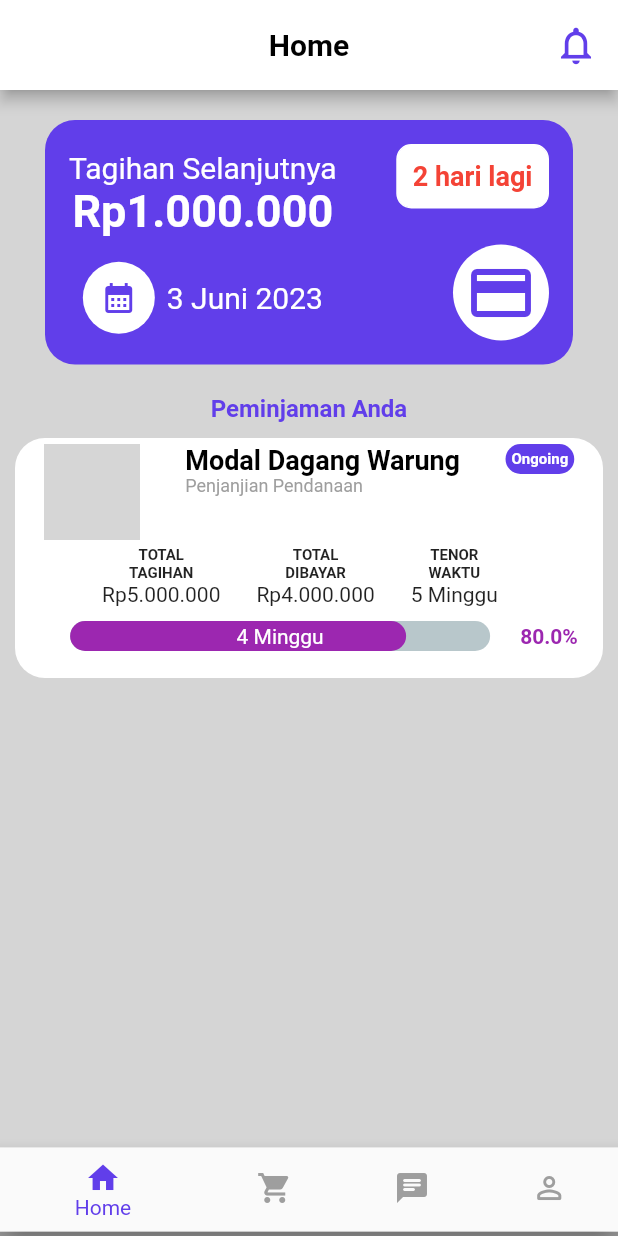
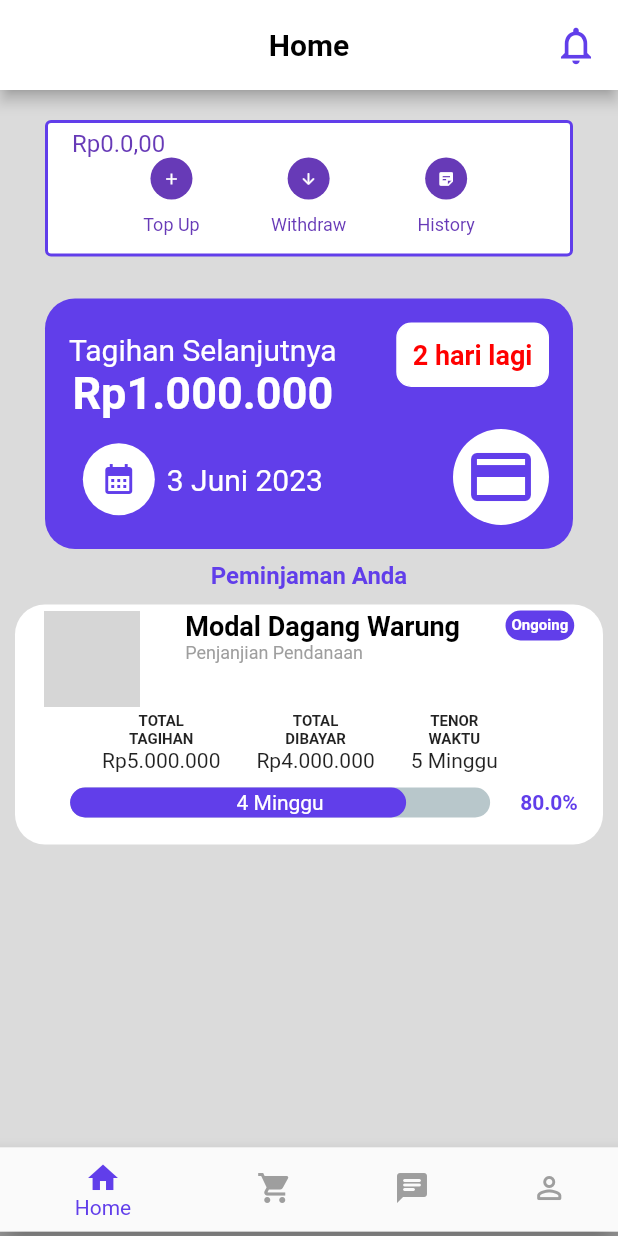
Before and after one commit to MuhammadFahru/tubes-promvis, a Flutter app: the screen it shows after launch, after a tap on "Log In", on a phone screen of 412 x 824 dp. Run offline on Flutter 3.47's test engine with Material 2 defaults, Android fonts, the phone set to English and light mode, and no system bars; drawn by our look-alikes of percent_indicator; our stand-ins replace dropdown_search, email_validator, equatable, flutter_bloc, google_fonts; accounts and stored records are empty; network calls fail; grey boxes are pictures that could not be loaded.

Commit message:
update peminjam wallet module

```diff
--- a/flutter-peminjam/lib/main.dart
+++ b/flutter-peminjam/lib/main.dart
@@ -1,11 +1,13 @@
 import 'package:flutter/material.dart';
 import 'package:flutter_bloc/flutter_bloc.dart';
+import 'theme.dart';
 
 import 'package:flutter_app/pages/signup.dart';
 import 'package:flutter_app/pages/login.dart';
 import 'package:flutter_app/pages/forgot_password.dart';
 import 'package:flutter_app/pages/index.dart';
 import 'package:flutter_app/pages/password_sent.dart';
+import 'package:flutter_app/pages/topUp.dart';
 
 void main() {
   runApp(const MyApp());
@@ -32,6 +34,7 @@ class MyApp extends StatelessWidget {
             '/signUp': (context) => Signup(),
             '/passwordSent': (context) => PasswordSentPage(),
             '/index': (context) => IndexPage(),
+            '/topUp': (context) => TopUpPage(),
           },
         ));
   }
--- a/flutter-peminjam/lib/pages/forgot_password.dart
+++ b/flutter-peminjam/lib/pages/forgot_password.dart
@@ -1,4 +1,5 @@
 import 'package:email_validator/email_validator.dart';
+import 'package:flutter_app/theme.dart';
 import 'package:flutter/material.dart';
 
 class ForgotPasswordPage extends StatelessWidget {
@@ -71,7 +72,7 @@ class ForgotPasswordPage extends StatelessWidget {
               margin: const EdgeInsets.only(bottom: 25),
               child: ElevatedButton(
                 style: ElevatedButton.styleFrom(
-                  backgroundColor: Color(int.parse('0xff613EEA')),
+                  backgroundColor: primaryColor,
                   elevation: 0.0,
                   shape: RoundedRectangleBorder(
                     borderRadius: BorderRadius.circular(100),
--- a/flutter-peminjam/lib/pages/home.dart
+++ b/flutter-peminjam/lib/pages/home.dart
@@ -5,6 +5,17 @@ import 'detail_funding_peminjam.dart';
 import 'payment.dart';
 import 'payment_detail.dart';
 import 'notification.dart';
+import 'package:flutter_app/theme.dart';
+
+/// Wallet Cubit
+/// crosscheck value later
+class WalletCubit extends Cubit<double> {
+  WalletCubit() : super(0.0);
+
+  void updateWalletValue(double value) {
+    emit(value);
+  }
+}
 
 class HomeItem {}
 
@@ -17,8 +28,13 @@ class HomePage extends StatelessWidget {
 
   @override
   Widget build(BuildContext context) {
-    return BlocProvider<HomeCubit>(
-        create: (context) => HomeCubit(),
+    return MultiBlocProvider(
+        providers: [
+          BlocProvider<WalletCubit>(
+            create: (context) => WalletCubit(),
+          ),
+          BlocProvider<HomeCubit>(create: (context) => HomeCubit()),
+        ],
         child: Scaffold(
             backgroundColor: Color(int.parse('0xffDBDBDB')),
             appBar: AppBar(
@@ -40,7 +56,7 @@ class HomePage extends StatelessWidget {
                   ),
                   child: IconButton(
                     icon: const Icon(Icons.notifications_outlined),
-                    color: Color(int.parse('0xff613EEA')),
+                    color: primaryColor,
                     iconSize: 30,
                     onPressed: () {
                       Navigator.push(
@@ -53,22 +69,24 @@ class HomePage extends StatelessWidget {
                 ),
               ],
             ),
-            body: Container(
+            body: SingleChildScrollView(
+              child: Container(
                   width: double.infinity,
-                color: Color.fromARGB(255, 213, 213, 213),
+                  color: backgroundColor6,
                   child: Column(
                     children: [
+                      WalletModule(),
                       Stack(
                         children: [
                           Container(
                             width: double.infinity,
                             margin: const EdgeInsets.symmetric(
-                              vertical: 20, horizontal: 30),
+                                vertical: 8, horizontal: 30),
                             padding: const EdgeInsets.only(
                                 top: 16, bottom: 16, left: 16, right: 16),
                             decoration: BoxDecoration(
                               borderRadius: BorderRadius.circular(20),
-                            color: Color(int.parse('0xff613EEA')),
+                              color: primaryColor,
                             ),
                             child: Row(
                               mainAxisAlignment: MainAxisAlignment.spaceBetween,
@@ -98,7 +116,7 @@ class HomePage extends StatelessWidget {
                                           child: IconButton(
                                             onPressed: () {},
                                             icon: Icon(Icons.calendar_month),
-                                          color: Color(int.parse('0xff613EEA')),
+                                            color: primaryColor,
                                           ),
                                         ),
                                         const SizedBox(width: 8.0),
@@ -130,8 +148,8 @@ class HomePage extends StatelessWidget {
                                                 style: TextStyle(
                                                     fontSize: 18.0,
                                                     fontWeight: FontWeight.bold,
-                                                  color: Colors.red)))),
-                                  const SizedBox(height: 24.0),
+                                                    color: alertColor)))),
+                                    const SizedBox(height: 28.0),
                                     Container(
                                       decoration: const BoxDecoration(
                                           shape: BoxShape.circle,
@@ -150,7 +168,7 @@ class HomePage extends StatelessWidget {
                                           },
                                           iconSize: 48,
                                           icon: Icon(Icons.payment),
-                                        color: Color(int.parse('0xff613EEA')),
+                                          color: primaryColor,
                                         ),
                                       ),
                                     ),
@@ -165,7 +183,7 @@ class HomePage extends StatelessWidget {
                           style: TextStyle(
                               fontSize: 16.0,
                               fontWeight: FontWeight.bold,
-                            color: Color(int.parse('0xff613EEA')))),
+                              color: primaryColor)),
                       Stack(
                         children: [
                           GestureDetector(
@@ -229,8 +247,7 @@ class HomePage extends StatelessWidget {
                                               margin: new EdgeInsets.symmetric(
                                                   horizontal: 0.0),
                                               decoration: BoxDecoration(
-                                                color: Color(
-                                                    int.parse('0xff613EEA')),
+                                                  color: primaryColor,
                                                   borderRadius:
                                                       BorderRadius.circular(
                                                           10.0)),
@@ -248,7 +265,8 @@ class HomePage extends StatelessWidget {
                                       ),
                                     ),
                                     Row(
-                                    mainAxisAlignment: MainAxisAlignment.center,
+                                      mainAxisAlignment:
+                                          MainAxisAlignment.center,
                                       children: [
                                         Row(
                                           children: [
@@ -314,7 +332,8 @@ class HomePage extends StatelessWidget {
                                       ],
                                     ),
                                     Row(
-                                    mainAxisAlignment: MainAxisAlignment.center,
+                                      mainAxisAlignment:
+                                          MainAxisAlignment.center,
                                       children: [
                                         Padding(
                                           padding: EdgeInsets.all(10.0),
@@ -329,13 +348,13 @@ class HomePage extends StatelessWidget {
                                                     color: Colors.white)),
                                             linearStrokeCap:
                                                 LinearStrokeCap.roundAll,
-                                          progressColor: Colors.purple,
+                                            progressColor: primaryColor,
                                           ),
                                         ),
                                         Text("80.0%",
                                             style: TextStyle(
                                                 fontWeight: FontWeight.bold,
-                                              color: Colors.purple)),
+                                                color: primaryColor)),
                                       ],
                                     ),
                                   ],
@@ -344,6 +363,133 @@ class HomePage extends StatelessWidget {
                         ],
                       ),
                     ],
-                ))));
+                  )),
+            )));
   }
 }
+
+class WalletModule extends StatelessWidget {
+  @override
+  Widget build(BuildContext context) {
+    return BlocBuilder<WalletCubit, double>(
+      builder: (context, walletValue) {
+        return Container(
+          margin: const EdgeInsets.symmetric(vertical: 20, horizontal: 30),
+          padding:
+              const EdgeInsets.only(top: 0, bottom: 12, left: 16, right: 16),
+          decoration: BoxDecoration(
+            border: Border.all(
+              width: 2,
+              color: primaryColor,
+            ),
+            borderRadius: BorderRadius.circular(4),
+            color: Colors.white,
+          ),
+          child: Column(
+            children: [
+              Align(
+                alignment: Alignment.centerLeft,
+                child: Column(
+                    mainAxisAlignment: MainAxisAlignment.center,
+                    crossAxisAlignment: CrossAxisAlignment.start,
+                    children: [
+                      // const Text(
+                      //   'Saldo Wallet',
+                      //   style: TextStyle(fontSize: 14.0, color: Colors.white),
+                      // ),
+                      const SizedBox(height: 4.0),
+                      Text(
+                        'Rp$walletValue,00',
+                        style: const TextStyle(
+                            fontSize: 16.0, color: Colors.deepPurple),
+                      ),
+                    ]),
+              ),
+              Row(
+                mainAxisAlignment: MainAxisAlignment.spaceEvenly,
+                children: [
+                  Column(
+                    children: [
+                      Container(
+                        height: 28.0,
+                        width: 28.0,
+                        decoration: const BoxDecoration(
+                          shape: BoxShape.circle,
+                          color: Colors.deepPurple,
+                        ),
+                        child: IconButton(
+                          iconSize: 12,
+                          onPressed: () {
+                            Navigator.pushNamed(context, '/topUp');
+                          },
+                          icon: Icon(Icons.add),
+                          color: Colors.white,
+                        ),
+                      ),
+                      const SizedBox(
+                        height: 10,
+                      ),
+                      const Text(
+                        'Top Up',
+                        style:
+                            TextStyle(fontSize: 12, color: Colors.deepPurple),
+                      )
+                    ],
+                  ),
+                  Column(
+                    children: [
+                      Container(
+                        height: 28.0,
+                        width: 28.0,
+                        decoration: const BoxDecoration(
+                            shape: BoxShape.circle, color: Colors.deepPurple),
+                        child: IconButton(
+                          iconSize: 12,
+                          onPressed: () {},
+                          icon: Icon(Icons.arrow_downward_rounded),
+                          color: Colors.white,
+                        ),
+                      ),
+                      const SizedBox(
+                        height: 10,
+                      ),
+                      const Text(
+                        'Withdraw',
+                        style:
+                            TextStyle(fontSize: 12, color: Colors.deepPurple),
+                      )
+                    ],
+                  ),
+                  Column(
+                    children: [
+                      Container(
+                        height: 28.0,
+                        width: 28.0,
+                        decoration: const BoxDecoration(
+                            shape: BoxShape.circle, color: Colors.deepPurple),
+                        child: IconButton(
+                          iconSize: 12,
+                          onPressed: () {},
+                          icon: Icon(Icons.sticky_note_2),
+                          color: Colors.white,
+                        ),
+                      ),
+                      const SizedBox(
+                        height: 10,
+                      ),
+                      const Text(
+                        'History',
+                        style:
+                            TextStyle(fontSize: 12, color: Colors.deepPurple),
+                      )
+                    ],
+                  ),
+                ],
+              ),
+            ],
+          ),
+        );
+      },
+    );
+  }
+}
--- a/flutter-peminjam/lib/pages/index.dart
+++ b/flutter-peminjam/lib/pages/index.dart
@@ -1,6 +1,7 @@
 import 'package:flutter/material.dart';
 import 'package:flutter_app/pages/home.dart';
 import 'package:flutter_bloc/flutter_bloc.dart';
+import 'package:flutter_app/theme.dart';
 
 // import file
 import 'profil.dart';
--- a/flutter-peminjam/lib/pages/login.dart
+++ b/flutter-peminjam/lib/pages/login.dart
@@ -1,6 +1,7 @@
 import 'package:flutter/material.dart';
 import 'package:equatable/equatable.dart';
 import 'package:flutter_bloc/flutter_bloc.dart';
+import 'package:flutter_app/theme.dart';
 import 'password_field.dart';
 import 'signup.dart';
 
@@ -147,7 +148,7 @@ class LoginPage extends StatelessWidget {
                   child: Text(
                     'Forgot your password?',
                     style: TextStyle(
-                      color: Color(int.parse('0xff613EEA')),
+                      color: primaryColor,
                       fontSize: 16.0,
                       fontWeight: FontWeight.bold,
                     ),
@@ -158,7 +159,7 @@ class LoginPage extends StatelessWidget {
               // login button
               ElevatedButton(
                   style: ElevatedButton.styleFrom(
-                    backgroundColor: Color(int.parse('0xff613EEA')),
+                    backgroundColor: primaryColor,
                     elevation: 0.0,
                     shape: RoundedRectangleBorder(
                       borderRadius: BorderRadius.circular(100),
@@ -190,12 +191,11 @@ class LoginPage extends StatelessWidget {
                     ),
                   );
                 },
-                child: Text(
-                  'Sign Up',
-                  style: TextStyle(
+                child: Text('Sign Up',
+                    style: TextStyle(
                       fontWeight: FontWeight.bold,
-                      color: Color(int.parse('0xff613EEA'))),
-                ),
+                      color: primaryColor,
+                    )),
               ),
             ],
           ),
--- a/flutter-peminjam/lib/pages/support.dart
+++ b/flutter-peminjam/lib/pages/support.dart
@@ -1,4 +1,5 @@
 import 'package:flutter/material.dart';
+import 'package:flutter_app/theme.dart';
 import 'package:flutter_bloc/flutter_bloc.dart';
 
 import 'chat_support.dart';
@@ -37,9 +38,9 @@ class SupportPage extends StatelessWidget {
                 Tab(text: 'Chat'),
                 Tab(text: 'FAQs'),
               ],
-              indicatorColor: Colors.deepPurple,
+              indicatorColor: primaryColor,
               indicatorWeight: 3.0,
-              labelColor: Colors.deepPurple,
+              labelColor: primaryColor,
               unselectedLabelColor: Colors.black,
             ),
           ),
--- a/flutter-peminjam/lib/theme.dart
+++ b/flutter-peminjam/lib/theme.dart
@@ -3,18 +3,18 @@ import 'package:google_fonts/google_fonts.dart';
 
 double defaultMargin = 30.0;
 
-Color primaryColor = Color(0xff6C5ECF);
+Color primaryColor = Color(0xff613EEA);
 Color secondaryColor = Color(0xff38ABBE);
-Color alertColor = Color(0xffED6363);
+Color alertColor = Color(0xffFF0000);
 Color priceColor = Color(0xff2C96F1);
 Color backgroundColor1 = Color(0xff1F1D2B);
 Color backgroundColor2 = Color(0xff2B2937);
 Color backgroundColor3 = Color(0xff242231);
 Color backgroundColor4 = Color(0xff252836);
 Color backgroundColor5 = Color(0xff2B2844);
-Color backgroundColor6 = Color(0xffECEDEF);
-Color primaryTextColor = Color(0xffF1F0F2);
-Color secondaryTextColor = Color(0xff999999);
+Color backgroundColor6 = Color(0xF1F1F1);
+Color primaryTextColor = Color(0xff000000);
+Color secondaryTextColor = Color(0xffBDBDBD);
 Color subtitleColor = Color(0xff504F5E);
 Color transparentColor = Colors.transparent;
 Color blackColor = Color(0xff2E2E2E);
```
Also changed, not shown: flutter-peminjam/lib/pages/funding.dart (+7 -7 lines), flutter-peminjam/lib/pages/topUp.dart (added, +275 -0 lines). Lines whose indentation alone changed are shown as unchanged.
